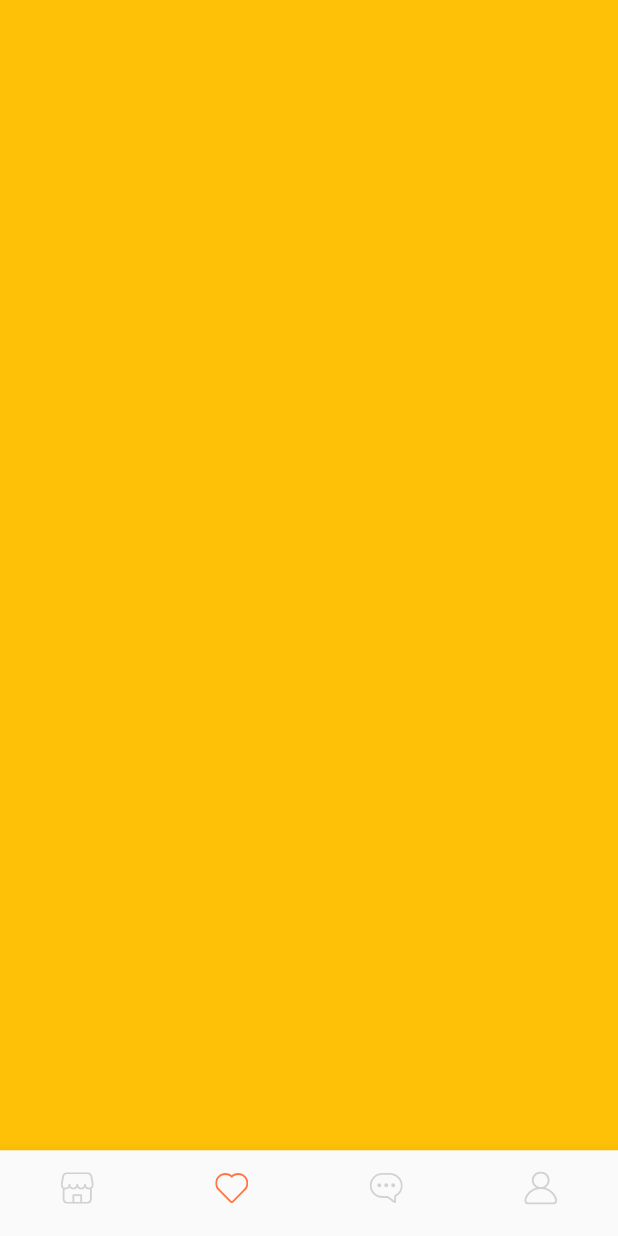
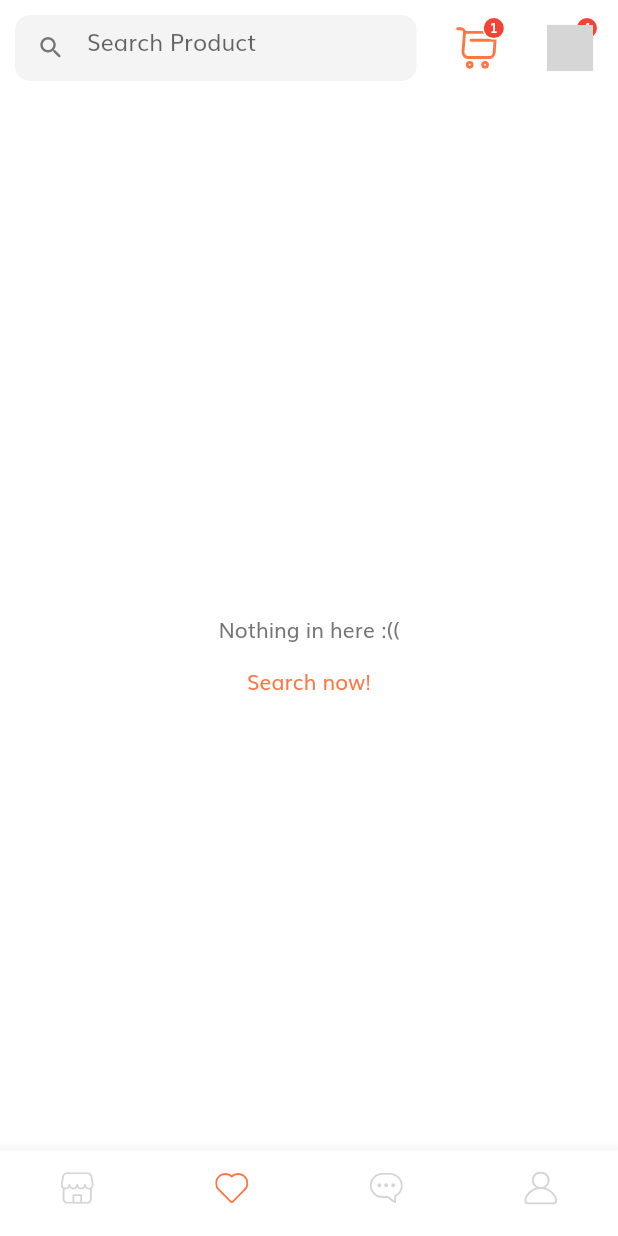
Before and after one commit to TrucLuong47/Ecommerce_App_UI_Flutter, a Flutter app: the screen it shows after launch, item 2 of the bottom bar chosen, on a phone screen of 412 x 824 dp. Run offline on Flutter 3.47's test engine with Material 2 defaults, Android fonts, the phone set to English and light mode, and no system bars; our stand-ins replace flutter_svg, smooth_page_indicator; missing offline and left inert: regexed_validator; grey boxes are pictures that could not be loaded.

Commit message:
Add bottom navigation bar

```diff
--- /dev/null
+++ b/lib/views/screens/NavScreen/FavoriteScreen/components/favorite_body.dart
@@ -0,0 +1,88 @@
+import 'package:ecommerce_app_flutter/constant/app_color.dart';
+import 'package:ecommerce_app_flutter/constant/size_config.dart';
+import 'package:ecommerce_app_flutter/models/favorite_provider.dart';
+import 'package:ecommerce_app_flutter/models/product.dart';
+import 'package:ecommerce_app_flutter/views/screens/DetailsScreen/details_screen.dart';
+import 'package:ecommerce_app_flutter/views/screens/NavScreen/HomeScreen/components/product_card.dart';
+import 'package:flutter/material.dart';
+import 'package:provider/provider.dart';
+
+class FavoriteBody extends StatelessWidget {
+  const FavoriteBody({super.key});
+
+  @override
+  Widget build(BuildContext context) {
+    final favoriteProvider = Provider.of<FavoriteProvider>(context);
+    return favoriteProvider.favoriteItem.isEmpty
+        ? SizedBox(
+            width: double.infinity,
+            child: Column(
+              mainAxisAlignment: MainAxisAlignment.center,
+              children: [
+                const Text('Nothing in here :(('),
+                TextButton(
+                  style: TextButton.styleFrom(
+                    foregroundColor: const Color.fromARGB(255, 255, 156, 121),
+                  ),
+                  onPressed: () {},
+                  child: const Text(
+                    'Search now!',
+                    style: TextStyle(
+                      color: AppColor.kPrimaryColor,
+                    ),
+                  ),
+                ),
+              ],
+            ),
+          )
+        : Padding(
+            padding: EdgeInsets.all(
+              getProportinateScreenWidth(5),
+            ),
+            child: SingleChildScrollView(
+              child: SizedBox(
+                width: double.infinity,
+                child: GridView.count(
+                  childAspectRatio: 0.75,
+                  mainAxisSpacing: getProportinateScreenWidth(5),
+                  crossAxisSpacing: getProportinateScreenWidth(5),
+                  shrinkWrap: true,
+                  physics: const NeverScrollableScrollPhysics(),
+                  crossAxisCount: 2,
+                  children: <Widget>[
+                    ...List.generate(
+                      favoriteProvider.favoriteItem.length,
+                      (index) => SingleProductCard(
+                        product:
+                            demoProducts[favoriteProvider.favoriteItem[index]],
+                        onTap: () {
+                          Navigator.pushNamed(
+                            context,
+                            DetailsScreen.routeName,
+                            arguments: DetailsArgument(
+                              product: demoProducts[
+                                  favoriteProvider.favoriteItem[index]],
+                            ),
+                          );
+                        },
+                        child: InkWell(
+                          splashColor: Colors.transparent,
+                          highlightColor: Colors.transparent,
+                          onTap: () {
+                            favoriteProvider.removeFromFavorite(
+                                favoriteProvider.favoriteItem[index]);
+                          },
+                          child: const Icon(
+                            Icons.remove_circle_outline,
+                            color: Colors.red,
+                          ),
+                        ),
+                      ),
+                    ),
+                  ],
+                ),
+              ),
+            ),
+          );
+  }
+}
--- a/lib/views/screens/NavScreen/FavoriteScreen/favorite_screen.dart
+++ b/lib/views/screens/NavScreen/FavoriteScreen/favorite_screen.dart
@@ -1,14 +1,46 @@
+import 'package:ecommerce_app_flutter/constant/app_color.dart';
+import 'package:ecommerce_app_flutter/constant/size_config.dart';
+import 'package:ecommerce_app_flutter/models/product.dart';
+import 'package:ecommerce_app_flutter/views/screens/DetailsScreen/details_screen.dart';
+import 'package:ecommerce_app_flutter/views/screens/NavScreen/FavoriteScreen/components/favorite_body.dart';
+import 'package:ecommerce_app_flutter/views/screens/NavScreen/HomeScreen/components/home_app_bar.dart';
+import 'package:ecommerce_app_flutter/views/screens/NavScreen/HomeScreen/components/product_card.dart';
 import 'package:flutter/material.dart';
 
-class FavoriteScreen extends StatelessWidget {
+class FavoriteScreen extends StatefulWidget {
   const FavoriteScreen({super.key});
+
+  @override
+  State<FavoriteScreen> createState() => _FavoriteScreenState();
+}
+
+class _FavoriteScreenState extends State<FavoriteScreen> {
+  ScrollController scrollController = ScrollController();
+  double elevation = 0;
+
+  @override
+  void initState() {
+    scrollController.addListener(() {
+      if (scrollController.offset > 100) {
+        setState(() {
+          elevation = 3;
+        });
+      } else {
+        setState(() {
+          elevation = 0;
+        });
+      }
+    });
+    super.initState();
+  }
 
   @override
   Widget build(BuildContext context) {
     return Scaffold(
-      body: Container(
-        color: Colors.amber,
+      appBar: HomeAppBar(
+        elevation: elevation,
       ),
+      body: const FavoriteBody(),
     );
   }
 }
--- a/lib/views/screens/NavScreen/HomeScreen/components/home_body.dart
+++ b/lib/views/screens/NavScreen/HomeScreen/components/home_body.dart
@@ -61,6 +61,9 @@ class _HomeBodyState extends State<HomeBody> {
                 height: SizeConfig.screenHeight! * 0.015,
               ),
               const ProductCard(),
+              SizedBox(
+                height: SizeConfig.screenHeight! * 0.2,
+              ),
             ],
           ),
         ),
--- a/lib/views/screens/NavScreen/bottom_nav_bar.dart
+++ b/lib/views/screens/NavScreen/bottom_nav_bar.dart
@@ -17,8 +17,9 @@ class BottomNavBar extends StatefulWidget {
 
 class _BottomNavBarState extends State<BottomNavBar> {
   int selectedIndex = 0;
+  final PageController pageController = PageController(initialPage: 0);
 
-  List<Widget> pageList = <Widget>[
+  final List<Widget> screensList = <Widget>[
     const HomeScreen(),
     const FavoriteScreen(),
     const MessageScreen(),
@@ -26,19 +27,34 @@ class _BottomNavBarState extends State<BottomNavBar> {
   ];
 
   @override
+  void dispose() {
+    pageController.dispose();
+    super.dispose();
+  }
+
+  @override
   Widget build(BuildContext context) {
     return Scaffold(
-      body: PageTransitionSwitcher(
-        transitionBuilder: (child, animation, secondaryAnimation) {
-          return FadeThroughTransition(
-            animation: animation,
-            secondaryAnimation: secondaryAnimation,
-            child: child,
-          );
+      body: Stack(
+        children: <Widget>[
+          ScrollConfiguration(
+            behavior: const ScrollBehavior().copyWith(overscroll: false),
+            child: PageView(
+              controller: pageController,
+              children: screensList,
+              onPageChanged: (value) {
+                setState(() {
+                  selectedIndex = value;
+                });
               },
-        child: pageList[selectedIndex],
             ),
-      bottomNavigationBar: BottomNavigationBar(
+          ),
+          Positioned(
+            left: 0,
+            right: 0,
+            bottom: 0,
+            child: BottomNavigationBar(
+              backgroundColor: Colors.white,
               currentIndex: selectedIndex,
               type: BottomNavigationBarType.fixed,
               showSelectedLabels: false,
@@ -84,8 +100,16 @@ class _BottomNavBarState extends State<BottomNavBar> {
               onTap: (value) {
                 setState(() {
                   selectedIndex = value;
+                  pageController.animateToPage(
+                    value,
+                    duration: const Duration(milliseconds: 200),
+                    curve: Curves.easeInOut,
+                  );
                 });
               },
+            ),
+          ),
+        ],
       ),
     );
   }
```
Also changed, not shown: lib/views/screens/NavScreen/HomeScreen/components/product_card.dart (+20 -16 lines). Lines whose indentation alone changed are shown as unchanged.
